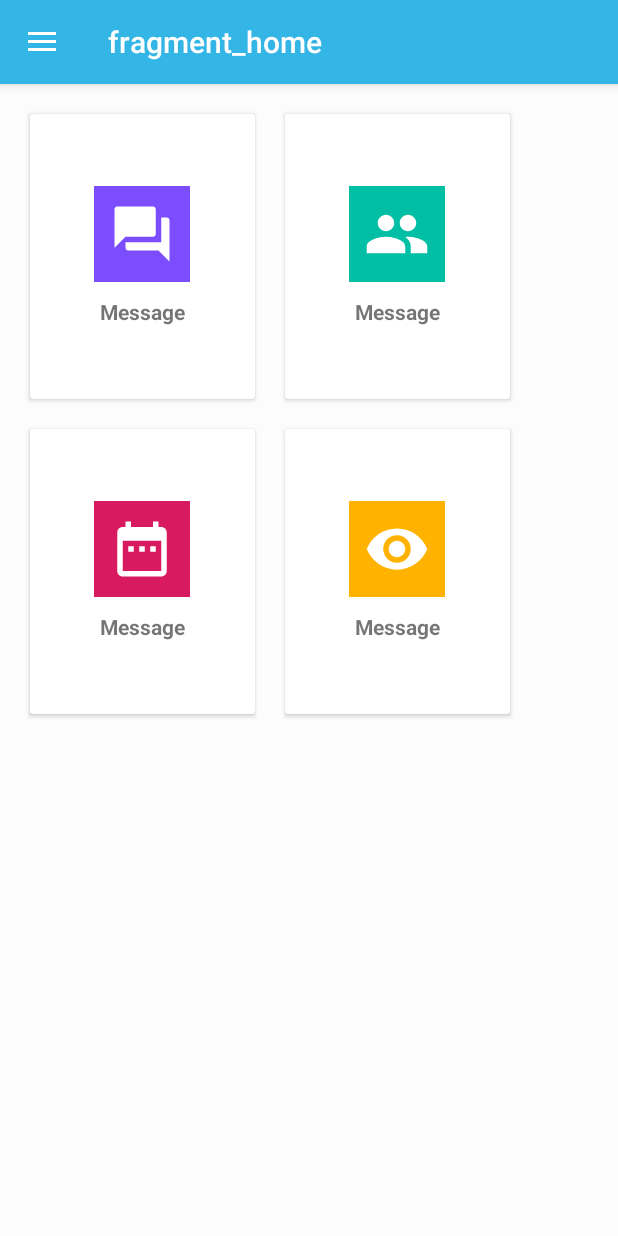
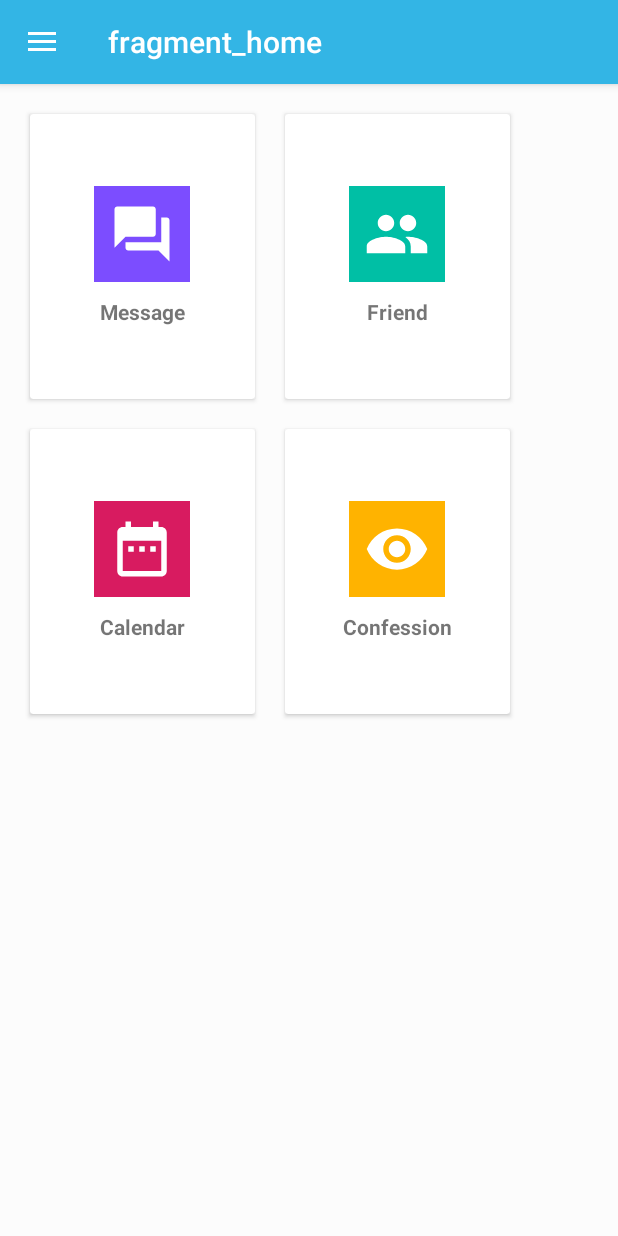
Before and after one commit to kahheng98q/FriendFriend, an Android app: the Home screen opened directly, with no data from a screen before it, on a phone screen of 412 x 824 dp. Run offline under Robolectric (Android 15) with nearby library versions, the phone set to English and light mode, and no system bars; our stand-ins replace data binding, navigation-ui.

Commit message:
home sttle

```diff
--- a/app/src/main/java/com/example/friendfriend/LoginActivity.kt
+++ b/app/src/main/java/com/example/friendfriend/LoginActivity.kt
@@ -19,7 +19,8 @@ class LoginActivity: AppCompatActivity(){
 
             FirebaseAuth.getInstance().signInWithEmailAndPassword(email!!,password)
                 .addOnCompleteListener {
-                    login()
+                    if(!it.isSuccessful)return@addOnCompleteListener
+                         login()
                      }
                 .addOnFailureListener {
                     Toast.makeText(this, "Please re-enter your ID and Password", Toast.LENGTH_SHORT).show()
@@ -33,7 +34,7 @@ class LoginActivity: AppCompatActivity(){
     private fun login(){
         val intents = Intent(this, MainActivity::class.java)
 
-        intent.putExtra("Email",email)
+//        intent.putExtra("Email",email)
 
         intents.flags = Intent.FLAG_ACTIVITY_CLEAR_TASK.or(Intent.FLAG_ACTIVITY_NEW_TASK)
         startActivity(intents)
--- a/app/src/main/java/com/example/friendfriend/MainActivity.kt
+++ b/app/src/main/java/com/example/friendfriend/MainActivity.kt
@@ -2,6 +2,7 @@ package com.example.friendfriend
 
 import androidx.appcompat.app.AppCompatActivity
 import android.os.Bundle
+import android.widget.Toast
 import androidx.core.view.GravityCompat
 import androidx.databinding.DataBindingUtil
 import androidx.drawerlayout.widget.DrawerLayout
@@ -12,6 +13,8 @@ import kotlinx.android.synthetic.main.activity_main.*
 
 class MainActivity : AppCompatActivity() {
     private lateinit var drawerLayout: DrawerLayout
+//    lateinit var bundle:Bundle
+    lateinit var home: Home
     override fun onCreate(savedInstanceState: Bundle?) {
 //        super.onCreate(savedInstanceState)
 
@@ -25,7 +28,15 @@ class MainActivity : AppCompatActivity() {
 
         NavigationUI.setupActionBarWithNavController(this, navController, drawerLayout)
         NavigationUI.setupWithNavController(binding.navView, navController)
+//        bundle.putString("gg","ggg")
+//        home.arguments=bundle
+        val bundle = Bundle()
+        bundle.putString("key", "value")
 
+        val fragment =Home()
+        fragment.arguments = bundle
+//bundle.getString("key")
+//        Toast.makeText(this,bundle.getString("key"),Toast.LENGTH_SHORT).show()
     }
 
     override fun onSupportNavigateUp(): Boolean {
--- a/app/src/main/java/com/example/friendfriend/addFriend/FriendAdapter.kt
+++ b/app/src/main/java/com/example/friendfriend/addFriend/FriendAdapter.kt
@@ -94,6 +94,8 @@ class FriendAdapter (val context: Context,val friendList:ArrayList<Friend>):Recy
             friendProfile=itemView.findViewById(R.id.friendProfile) as LinearLayout
             image=itemView.findViewById(R.id.profilePic) as CircleImageView
 
+
+
         }
 
     }
--- a/app/src/main/res/layout/cardviewcontent.xml
+++ b/app/src/main/res/layout/cardviewcontent.xml
@@ -47,6 +47,7 @@
                 android:layout_marginTop="18dp"
                 android:layout_toEndOf="@+id/profilePic"
                 android:layout_toRightOf="@+id/profilePic"
+                android:visibility="gone"
                 android:text="@string/Address" />
 
             <TextView
@@ -59,7 +60,8 @@
                 android:layout_marginTop="17dp"
                 android:layout_toEndOf="@+id/profilePic"
                 android:layout_toRightOf="@+id/profilePic"
-                android:text="@string/Email" />
+                android:text="@string/Email"
+               />
             <Button
                 android:id="@+id/buttonAccept"
                 android:layout_width="wrap_content"
--- a/app/src/main/res/layout/fragment_home.xml
+++ b/app/src/main/res/layout/fragment_home.xml
@@ -69,7 +69,7 @@
                        android:layout_height="wrap_content"
                        android:textStyle="bold"
                        android:layout_marginTop="10dp"
-                       android:text="Message"/>
+                       android:text="Friend"/>
 
                </LinearLayout>
            </androidx.cardview.widget.CardView>
@@ -106,7 +106,7 @@
                         android:layout_height="wrap_content"
                         android:textStyle="bold"
                         android:layout_marginTop="10dp"
-                        android:text="Message"/>
+                        android:text="Calendar"/>
 
                 </LinearLayout>
             </androidx.cardview.widget.CardView>
@@ -133,7 +133,7 @@
                         android:layout_height="wrap_content"
                         android:textStyle="bold"
                         android:layout_marginTop="10dp"
-                        android:text="Message"/>
+                        android:text="Confession"/>
 
                 </LinearLayout>
             </androidx.cardview.widget.CardView>
```
Also changed, not shown: app/src/main/java/com/example/friendfriend/Home.kt (+16 -3 lines), app/src/main/java/com/example/friendfriend/addFriend/AddedFriend.kt (+28 -6 lines).
